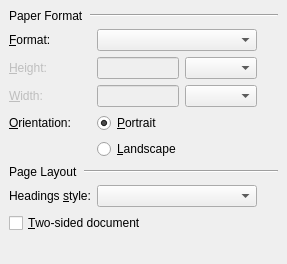
Before: the Qt Designer form src/frontends/qt4/ui/PageLayoutUi.ui in cburschka/lyx, drawn with Qt 5.
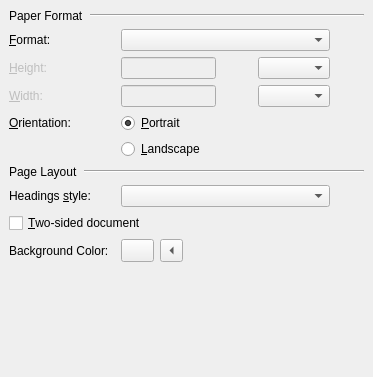
After: the same form once the commit is applied. Custom widgets are drawn as their Qt base class.

Patch:
```diff
--- a/src/frontends/qt4/ui/PageLayoutUi.ui
+++ b/src/frontends/qt4/ui/PageLayoutUi.ui
@@ -1,12 +1,12 @@
 <ui version="4.0" >
  <class>PageLayoutUi</class>
- <widget class="QWidget" name="PageLayoutUi" >
-  <property name="geometry" >
+ <widget class="QWidget" name="PageLayoutUi">
+  <property name="geometry">
    <rect>
     <x>0</x>
     <y>0</y>
-    <width>287</width>
-    <height>264</height>
+    <width>373</width>
+    <height>377</height>
    </rect>
   </property>
   <property name="windowTitle" >
@@ -19,49 +19,14 @@
    <property name="spacing" >
     <number>6</number>
    </property>
-   <item row="6" column="0" colspan="4" >
-    <layout class="QHBoxLayout" >
-     <property name="margin" >
-      <number>0</number>
-     </property>
-     <property name="spacing" >
+   <item row="0" column="1" colspan="13">
+    <layout class="QHBoxLayout">
+     <property name="spacing">
       <number>6</number>
      </property>
-     <item>
-      <widget class="QLabel" name="label" >
-       <property name="text" >
-        <string>Page Layout</string>
-       </property>
-      </widget>
-     </item>
-     <item>
-      <widget class="QFrame" name="frame" >
-       <property name="sizePolicy" >
-        <sizepolicy>
-         <hsizetype>7</hsizetype>
-         <vsizetype>0</vsizetype>
-         <horstretch>0</horstretch>
-         <verstretch>0</verstretch>
-        </sizepolicy>
-       </property>
-       <property name="frameShape" >
-        <enum>QFrame::HLine</enum>
-       </property>
-       <property name="frameShadow" >
-        <enum>QFrame::Sunken</enum>
-       </property>
-      </widget>
-     </item>
-    </layout>
-   </item>
-   <item row="0" column="0" colspan="4" >
-    <layout class="QHBoxLayout" >
-     <property name="margin" >
+     <property name="margin">
       <number>0</number>
      </property>
-     <property name="spacing" >
-      <number>6</number>
-     </property>
      <item>
       <widget class="QLabel" name="label_2" >
        <property name="text" >
@@ -70,11 +35,9 @@
       </widget>
      </item>
      <item>
-      <widget class="QFrame" name="frame_2" >
-       <property name="sizePolicy" >
-        <sizepolicy>
-         <hsizetype>7</hsizetype>
-         <vsizetype>0</vsizetype>
+      <widget class="QFrame" name="frame_2">
+       <property name="sizePolicy">
+        <sizepolicy hsizetype="Expanding" vsizetype="Fixed">
          <horstretch>0</horstretch>
          <verstretch>0</verstretch>
         </sizepolicy>
@@ -89,105 +52,9 @@
      </item>
     </layout>
    </item>
-   <item row="1" column="1" colspan="2" >
-    <widget class="QComboBox" name="papersizeCO" >
-     <property name="sizePolicy" >
-      <sizepolicy>
-       <hsizetype>7</hsizetype>
-       <vsizetype>0</vsizetype>
-       <horstretch>0</horstretch>
-       <verstretch>0</verstretch>
-      </sizepolicy>
-     </property>
-     <property name="toolTip" >
-      <string>Choose a particular paper size, or set your own with "Custom"</string>
-     </property>
-     <property name="maxVisibleItems" >
-      <number>20</number>
-     </property>
-    </widget>
-   </item>
-   <item row="7" column="1" colspan="2" >
-    <widget class="QComboBox" name="pagestyleCO" >
-     <property name="sizePolicy" >
-      <sizepolicy>
-       <hsizetype>7</hsizetype>
-       <vsizetype>0</vsizetype>
-       <horstretch>0</horstretch>
-       <verstretch>0</verstretch>
-      </sizepolicy>
-     </property>
-     <property name="toolTip" >
-      <string>Style used for the page header and footer</string>
-     </property>
-    </widget>
-   </item>
-   <item row="7" column="0" >
-    <widget class="QLabel" name="pagestyleL" >
-     <property name="text" >
-      <string>Headings &amp;style:</string>
-     </property>
-     <property name="buddy" >
-      <cstring>pagestyleCO</cstring>
-     </property>
-    </widget>
-   </item>
-   <item row="5" column="1" colspan="2" >
-    <widget class="QRadioButton" name="landscapeRB" >
-     <property name="text" >
-      <string>&amp;Landscape</string>
-     </property>
-    </widget>
-   </item>
-   <item row="4" column="1" colspan="2" >
-    <widget class="QRadioButton" name="portraitRB" >
-     <property name="text" >
-      <string>&amp;Portrait</string>
-     </property>
-     <property name="checked" >
-      <bool>true</bool>
-     </property>
-    </widget>
-   </item>
-   <item row="3" column="2" >
-    <widget class="LengthCombo" name="paperwidthUnitCO" />
-   </item>
-   <item row="2" column="2" >
-    <widget class="LengthCombo" name="paperheightUnitCO" />
-   </item>
-   <item row="3" column="1" >
-    <widget class="QLineEdit" name="paperwidthLE" >
-     <property name="enabled" >
-      <bool>false</bool>
-     </property>
-     <property name="sizePolicy" >
-      <sizepolicy>
-       <hsizetype>5</hsizetype>
-       <vsizetype>0</vsizetype>
-       <horstretch>0</horstretch>
-       <verstretch>0</verstretch>
-      </sizepolicy>
-     </property>
-    </widget>
-   </item>
-   <item row="2" column="1" >
-    <widget class="QLineEdit" name="paperheightLE" >
-     <property name="enabled" >
-      <bool>false</bool>
-     </property>
-     <property name="sizePolicy" >
-      <sizepolicy>
-       <hsizetype>5</hsizetype>
-       <vsizetype>0</vsizetype>
-       <horstretch>0</horstretch>
-       <verstretch>0</verstretch>
-      </sizepolicy>
-     </property>
-    </widget>
-   </item>
-   <item row="1" column="0" >
-    <widget class="QLabel" name="papersizeL" >
-     <property name="text" >
+   <item row="1" column="1">
+    <widget class="QLabel" name="papersizeL">
+     <property name="text">
       <string>&amp;Format:</string>
      </property>
      <property name="buddy" >
@@ -195,9 +62,38 @@
      </property>
     </widget>
    </item>
-   <item row="2" column="0" >
-    <widget class="QLabel" name="paperheightL" >
-     <property name="enabled" >
+   <item row="1" column="5" colspan="8">
+    <widget class="QComboBox" name="papersizeCO">
+     <property name="sizePolicy">
+      <sizepolicy hsizetype="Expanding" vsizetype="Fixed">
+       <horstretch>0</horstretch>
+       <verstretch>0</verstretch>
+      </sizepolicy>
+     </property>
+     <property name="toolTip">
+      <string>Choose a particular paper size, or set your own with &quot;Custom&quot;</string>
+     </property>
+     <property name="maxVisibleItems">
+      <number>20</number>
+     </property>
+    </widget>
+   </item>
+   <item row="1" column="13">
+    <spacer>
+     <property name="orientation">
+      <enum>Qt::Horizontal</enum>
+     </property>
+     <property name="sizeHint" stdset="0">
+      <size>
+       <width>40</width>
+       <height>20</height>
+      </size>
+     </property>
+    </spacer>
+   </item>
+   <item row="2" column="1">
+    <widget class="QLabel" name="paperheightL">
+     <property name="enabled">
       <bool>false</bool>
      </property>
      <property name="text" >
@@ -208,12 +104,28 @@
      </property>
     </widget>
    </item>
-   <item row="3" column="0" >
-    <widget class="QLabel" name="paperwidthL" >
-     <property name="enabled" >
+   <item row="2" column="5">
+    <widget class="QLineEdit" name="paperheightLE">
+     <property name="enabled">
       <bool>false</bool>
      </property>
-     <property name="text" >
+     <property name="sizePolicy">
+      <sizepolicy hsizetype="Preferred" vsizetype="Fixed">
+       <horstretch>0</horstretch>
+       <verstretch>0</verstretch>
+      </sizepolicy>
+     </property>
+    </widget>
+   </item>
+   <item row="2" column="12">
+    <widget class="LengthCombo" name="paperheightUnitCO"/>
+   </item>
+   <item row="3" column="1">
+    <widget class="QLabel" name="paperwidthL">
+     <property name="enabled">
+      <bool>false</bool>
+     </property>
+     <property name="text">
       <string>&amp;Width:</string>
      </property>
      <property name="buddy" >
@@ -221,9 +133,25 @@
      </property>
     </widget>
    </item>
-   <item row="4" column="0" >
-    <widget class="QLabel" name="label_3" >
-     <property name="text" >
+   <item row="3" column="5">
+    <widget class="QLineEdit" name="paperwidthLE">
+     <property name="enabled">
+      <bool>false</bool>
+     </property>
+     <property name="sizePolicy">
+      <sizepolicy hsizetype="Preferred" vsizetype="Fixed">
+       <horstretch>0</horstretch>
+       <verstretch>0</verstretch>
+      </sizepolicy>
+     </property>
+    </widget>
+   </item>
+   <item row="3" column="12">
+    <widget class="LengthCombo" name="paperwidthUnitCO"/>
+   </item>
+   <item row="4" column="1">
+    <widget class="QLabel" name="label_3">
+     <property name="text">
       <string>&amp;Orientation:</string>
      </property>
      <property name="buddy" >
@@ -231,15 +159,118 @@
      </property>
     </widget>
    </item>
-   <item row="9" column="1" >
+   <item row="4" column="5" colspan="8">
+    <widget class="QRadioButton" name="portraitRB">
+     <property name="text">
+      <string>&amp;Portrait</string>
+     </property>
+     <property name="checked">
+      <bool>true</bool>
+     </property>
+    </widget>
+   </item>
+   <item row="5" column="5" colspan="8">
+    <widget class="QRadioButton" name="landscapeRB">
+     <property name="text">
+      <string>&amp;Landscape</string>
+     </property>
+    </widget>
+   </item>
+   <item row="6" column="1" colspan="13">
+    <layout class="QHBoxLayout">
+     <property name="spacing">
+      <number>6</number>
+     </property>
+     <property name="margin">
+      <number>0</number>
+     </property>
+     <item>
+      <widget class="QLabel" name="label">
+       <property name="text">
+        <string>Page Layout</string>
+       </property>
+      </widget>
+     </item>
+     <item>
+      <widget class="QFrame" name="frame">
+       <property name="sizePolicy">
+        <sizepolicy hsizetype="Expanding" vsizetype="Fixed">
+         <horstretch>0</horstretch>
+         <verstretch>0</verstretch>
+        </sizepolicy>
+       </property>
+       <property name="frameShape">
+        <enum>QFrame::HLine</enum>
+       </property>
+       <property name="frameShadow">
+        <enum>QFrame::Sunken</enum>
+       </property>
+      </widget>
+     </item>
+    </layout>
+   </item>
+   <item row="7" column="1" colspan="2">
+    <widget class="QLabel" name="pagestyleL">
+     <property name="text">
+      <string>Headings &amp;style:</string>
+     </property>
+     <property name="buddy">
+      <cstring>pagestyleCO</cstring>
+     </property>
+    </widget>
+   </item>
+   <item row="7" column="5" colspan="8">
+    <widget class="QComboBox" name="pagestyleCO">
+     <property name="sizePolicy">
+      <sizepolicy hsizetype="Expanding" vsizetype="Fixed">
+       <horstretch>0</horstretch>
+       <verstretch>0</verstretch>
+      </sizepolicy>
+     </property>
+     <property name="toolTip">
+      <string>Style used for the page header and footer</string>
+     </property>
+    </widget>
+   </item>
+   <item row="7" column="13">
     <spacer>
-     <property name="orientation" >
+     <property name="orientation">
+      <enum>Qt::Horizontal</enum>
+     </property>
+     <property name="sizeHint" stdset="0">
+      <size>
+       <width>40</width>
+       <height>20</height>
+      </size>
+     </property>
+    </spacer>
+   </item>
+   <item row="8" column="1" colspan="12">
+    <widget class="QCheckBox" name="facingPagesCB">
+     <property name="toolTip">
+      <string>Lay out the page for double-sided printing</string>
+     </property>
+     <property name="text">
+      <string>&amp;Two-sided document</string>
+     </property>
+    </widget>
+   </item>
+   <item row="9" column="1" colspan="3">
+    <widget class="QLabel" name="label_4">
+     <property name="text">
+      <string>Background Color:</string>
+     </property>
+    </widget>
+   </item>
+   <item row="10" column="5">
+    <spacer>
+     <property name="orientation">
       <enum>Qt::Vertical</enum>
      </property>
-     <property name="sizeType" >
+     <property name="sizeType">
       <enum>QSizePolicy::Expanding</enum>
      </property>
-     <property name="sizeHint" >
+     <property name="sizeHint" stdset="0">
       <size>
        <width>51</width>
        <height>131</height>
@@ -247,41 +278,57 @@
      </property>
     </spacer>
    </item>
-   <item row="8" column="0" colspan="3" >
-    <widget class="QCheckBox" name="facingPagesCB" >
-     <property name="toolTip" >
-      <string>Lay out the page for double-sided printing</string>
-     </property>
-     <property name="text" >
-      <string>&amp;Two-sided document</string>
-     </property>
-    </widget>
-   </item>
-   <item row="7" column="3" >
-    <spacer>
-     <property name="orientation" >
-      <enum>Qt::Horizontal</enum>
-     </property>
-     <property name="sizeHint" >
-      <size>
-       <width>40</width>
-       <height>20</height>
-      </size>
-     </property>
-    </spacer>
-   </item>
-   <item row="1" column="3" >
-    <spacer>
-     <property name="orientation" >
-      <enum>Qt::Horizontal</enum>
-     </property>
-     <property name="sizeHint" >
-      <size>
-       <width>40</width>
-       <height>20</height>
-      </size>
-     </property>
-    </spacer>
+   <item row="9" column="5" colspan="2">
+    <layout class="QHBoxLayout" name="horizontalLayout_2">
+     <item>
+      <widget class="QToolButton" name="backgroundTB">
+       <property name="sizePolicy">
+        <sizepolicy hsizetype="Fixed" vsizetype="Fixed">
+         <horstretch>0</horstretch>
+         <verstretch>0</verstretch>
+        </sizepolicy>
+       </property>
+       <property name="minimumSize">
+        <size>
+         <width>33</width>
+         <height>23</height>
+        </size>
+       </property>
+       <property name="text">
+        <string/>
+       </property>
+      </widget>
+     </item>
+     <item>
+      <widget class="QToolButton" name="delbackgroundTB">
+       <property name="minimumSize">
+        <size>
+         <width>23</width>
+         <height>23</height>
+        </size>
+       </property>
+       <property name="text">
+        <string>...</string>
+       </property>
+       <property name="arrowType">
+        <enum>Qt::LeftArrow</enum>
+       </property>
+      </widget>
+     </item>
+     <item>
+      <spacer name="horizontalSpacer">
+       <property name="orientation">
+        <enum>Qt::Horizontal</enum>
+       </property>
+       <property name="sizeHint" stdset="0">
+        <size>
+         <width>40</width>
+         <height>20</height>
+        </size>
+       </property>
+      </spacer>
+     </item>
+    </layout>
    </item>
   </layout>
  </widget>
```
Left out of the diff: 31 changed lines with no effect on the pictures.
